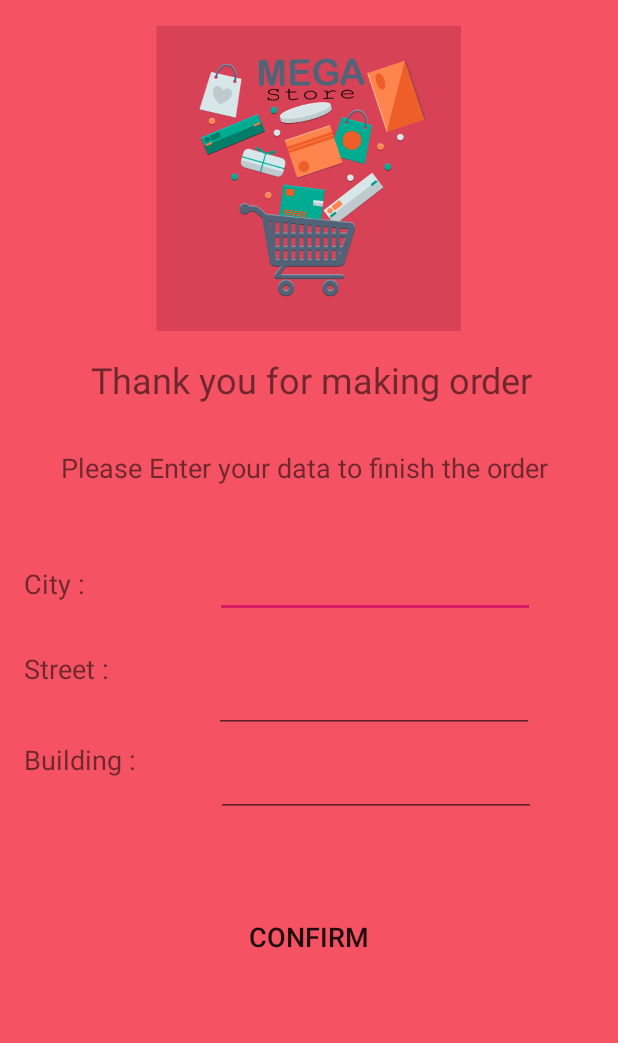
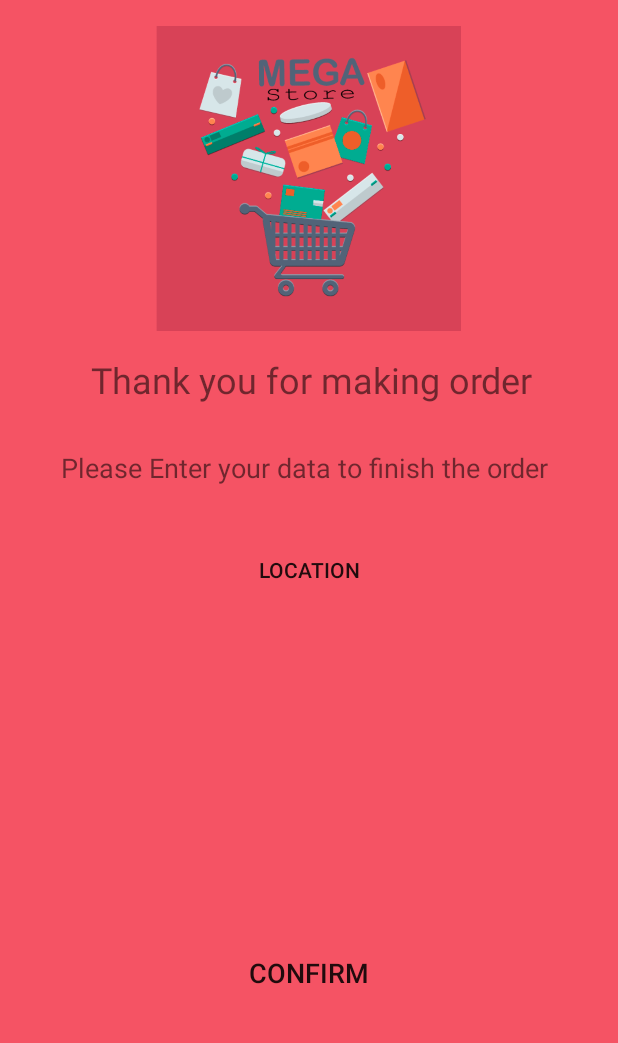
Before and after one commit to marawanFawzy/MyShoppingApp, an Android app: the MakeOrder screen opened directly, with no data from a screen before it, after a tap on "CONFIRM", on a phone screen of 412 x 824 dp, the part 179-1222 px from its top. Run offline under Robolectric (Android 15) with nearby library versions, the phone set to English and light mode, and no system bars; libraries missing offline, so code that uses them is left out: pub.devrel.easypermissions; 2 statements that could not run were skipped.

Commit message:
adding button to get user location

```diff
--- a/app/build.gradle
+++ b/app/build.gradle
@@ -4,7 +4,7 @@ android {
     compileSdkVersion 29
     defaultConfig {
         applicationId "com.example.myshoppingapp"
-        minSdkVersion 15
+        minSdkVersion 16
         targetSdkVersion 29
         versionCode 1
         versionName "1.0"
@@ -28,4 +28,8 @@ dependencies {
     testImplementation 'junit:junit:4.12'
     androidTestImplementation 'androidx.test.ext:junit:1.1.0'
     androidTestImplementation 'androidx.test.espresso:espresso-core:3.1.1'
+    implementation 'com.google.android.gms:play-services-location:21.0.1'
+    implementation 'com.github.BirjuVachhani:locus-android:4.1.0'
+    implementation 'pub.devrel:easypermissions:3.0.0'
+
 }
--- a/app/src/main/AndroidManifest.xml
+++ b/app/src/main/AndroidManifest.xml
@@ -2,6 +2,7 @@
 <manifest xmlns:android="http://schemas.android.com/apk/res/android"
     xmlns:tools="http://schemas.android.com/tools"
     package="com.example.myshoppingapp">
+    <uses-permission tools:node="remove" android:name="android.permission.ACCESS_BACKGROUND_LOCATION" />
     <uses-permission android:name="android.permission.INTERNET" />
     <application
         android:allowBackup="true"
--- a/app/src/main/java/com/example/myshoppingapp/MakeOrder.java
+++ b/app/src/main/java/com/example/myshoppingapp/MakeOrder.java
@@ -1,7 +1,11 @@
 package com.example.myshoppingapp;
 
 import androidx.appcompat.app.AppCompatActivity;
+import androidx.core.app.ActivityCompat;
 
+import android.Manifest;
+import android.content.pm.PackageManager;
+import android.location.Location;
 import android.os.Bundle;
 import android.content.Intent;
 import android.os.Bundle;
@@ -10,57 +14,86 @@ import android.widget.Button;
 import android.widget.EditText;
 import android.widget.Toast;
 
+
+import com.google.android.gms.location.FusedLocationProviderClient;
+import com.google.android.gms.location.LocationServices;
+
 import java.util.ArrayList;
 
+import pub.devrel.easypermissions.AfterPermissionGranted;
+import pub.devrel.easypermissions.EasyPermissions;
+
 public class MakeOrder extends AppCompatActivity {
+    public static final int LOCATION_REQUEST_CODE = 155;
     ArrayList<String> iDArray;
     ArrayList<String> quantityArray;
-    EditText city;
-    EditText street;
-    EditText building;
-    Button confirm;
+    Button confirm, location;
     Button cart;
     Button home;
     ShoppingDatabase sdb = new ShoppingDatabase(this);
+    private FusedLocationProviderClient fusedLocationClient;
+
+    @AfterPermissionGranted(LOCATION_REQUEST_CODE)
+    private boolean getLocationPermissions() {
+        String[] perms = {Manifest.permission.ACCESS_FINE_LOCATION};
+
+        if (EasyPermissions.hasPermissions(this, perms)) {
+            return true;
+        } else {
+            EasyPermissions.requestPermissions(
+                    this,
+                    "We need location permissions in order to the app to functional correctly",
+                    LOCATION_REQUEST_CODE,
+                    Manifest.permission.ACCESS_FINE_LOCATION);
+            return false;
+        }
+    }
 
     @Override
     protected void onCreate(Bundle savedInstanceState) {
         super.onCreate(savedInstanceState);
         setContentView(R.layout.activity_make_order);
+        getLocationPermissions();
         cart = (Button) findViewById(R.id.cartbutton);
         home = (Button) findViewById(R.id.homebutton);
         confirm = (Button) findViewById(R.id.confirm);
-        city = (EditText) findViewById(R.id.cityedittext);
-        street = (EditText) findViewById(R.id.streeteditText2);
-        building = (EditText) findViewById(R.id.buildingeditText3);
+        location = (Button) findViewById(R.id.location);
+        fusedLocationClient = LocationServices.getFusedLocationProviderClient(this);
 
         iDArray = new ArrayList<String>();
         iDArray = getIntent().getStringArrayListExtra("productsID");
         quantityArray = new ArrayList<String>();
         quantityArray = getIntent().getStringArrayListExtra("productsQuantity");
 
+        location.setOnClickListener(new View.OnClickListener() {
+            @Override
+            public void onClick(View v) {
+                if (ActivityCompat.checkSelfPermission(MakeOrder.this, Manifest.permission.ACCESS_FINE_LOCATION) != PackageManager.PERMISSION_GRANTED && ActivityCompat.checkSelfPermission(MakeOrder.this, Manifest.permission.ACCESS_COARSE_LOCATION) != PackageManager.PERMISSION_GRANTED) {
+                    // TODO: Consider calling
+                    //    ActivityCompat#requestPermissions
+                    // here to request the missing permissions, and then overriding
+                    //   public void onRequestPermissionsResult(int requestCode, String[] permissions,
+                    //                                          int[] grantResults)
+                    // to handle the case where the user grants the permission. See the documentation
+                    // for ActivityCompat#requestPermissions for more details.
+                    ActivityCompat.requestPermissions(MakeOrder.this, new String[]{Manifest.permission.ACCESS_FINE_LOCATION}, LOCATION_REQUEST_CODE);
+                    return;
+                }
+                fusedLocationClient.getLastLocation()
+                        .addOnSuccessListener(MakeOrder.this, location1 -> {
+                            if (location1 != null) {
+                                // Logic to handle location object
+                                // toast location
+                                Toast.makeText(MakeOrder.this, "Location: " + location1.getLatitude() + ", " + location1.getLongitude(), Toast.LENGTH_SHORT).show();
+                            }
+                        });
+            }
+        });
+
         confirm.setOnClickListener(new View.OnClickListener() {
             @Override
             public void onClick(View v) {
-                String c = city.getText().toString();
-                String s = street.getText().toString();
-                String b = building.getText().toString();
-                if (c.equals("")) {
-                    Toast.makeText(getApplicationContext(), "Please Enter Your City", Toast.LENGTH_SHORT).show();
-                } else if (s.equals("")) {
-                    Toast.makeText(getApplicationContext(), "Please Enter Your Street", Toast.LENGTH_SHORT).show();
-                } else if (b.equals("")) {
-                    Toast.makeText(getApplicationContext(), "Please Enter Your Building", Toast.LENGTH_SHORT).show();
-                } else {
-                    /*Intent i = new Intent(MakeOrder.this , OrderDetailsActivity.class);
-                    i.putExtra("productsID" , iDArray);
-                    i.putExtra("productsQuantity" , quantityArray);
-                    i.putExtra("address" , c+","+s+","+b);
-                    startActivity(i);*/
-                    //sdb.CreateNewOrder();
-                    //sdb.OrderDetails();
 
-                }
             }
         });
 
--- a/app/src/main/res/layout/activity_make_order.xml
+++ b/app/src/main/res/layout/activity_make_order.xml
@@ -45,100 +45,28 @@
         app:layout_constraintTop_toBottomOf="@+id/textView3"
         app:layout_constraintVertical_bias="0.073" />
 
-    <TextView
-        android:id="@+id/CitytextView5"
+    <Button
+        android:id="@+id/location"
         android:layout_width="wrap_content"
         android:layout_height="wrap_content"
-        android:text="City :"
-        android:textSize="18sp"
-        app:layout_constraintBottom_toBottomOf="parent"
+        android:layout_marginTop="32dp"
+        android:background="@android:color/transparent"
+        android:text="Location"
         app:layout_constraintEnd_toEndOf="parent"
-        app:layout_constraintHorizontal_bias="0.043"
         app:layout_constraintStart_toStartOf="parent"
-        app:layout_constraintTop_toBottomOf="@+id/textView4"
-        app:layout_constraintVertical_bias="0.148" />
-
-    <TextView
-        android:id="@+id/Street"
-        android:layout_width="wrap_content"
-        android:layout_height="wrap_content"
-        android:text="Street :"
-        android:textSize="18sp"
-        app:layout_constraintBottom_toBottomOf="parent"
-        app:layout_constraintEnd_toEndOf="parent"
-        app:layout_constraintHorizontal_bias="0.045"
-        app:layout_constraintStart_toStartOf="parent"
-        app:layout_constraintTop_toBottomOf="@+id/CitytextView5"
-        app:layout_constraintVertical_bias="0.115" />
-
-    <TextView
-        android:id="@+id/Building"
-        android:layout_width="wrap_content"
-        android:layout_height="wrap_content"
-        android:text="Building :"
-        android:textSize="18sp"
-        app:layout_constraintBottom_toBottomOf="parent"
-        app:layout_constraintEnd_toEndOf="parent"
-        app:layout_constraintHorizontal_bias="0.047"
-        app:layout_constraintStart_toStartOf="parent"
-        app:layout_constraintTop_toBottomOf="@+id/Street"
-        app:layout_constraintVertical_bias="0.162" />
-
-    <EditText
-        android:id="@+id/cityedittext"
-        android:layout_width="wrap_content"
-        android:layout_height="wrap_content"
-        android:layout_marginTop="36dp"
-        android:ems="10"
-        android:inputType="textPersonName"
-        android:minHeight="48dp"
-        app:layout_constraintBottom_toBottomOf="parent"
-        app:layout_constraintEnd_toEndOf="parent"
-        app:layout_constraintHorizontal_bias="0.609"
-        app:layout_constraintStart_toEndOf="@+id/CitytextView5"
-        app:layout_constraintTop_toBottomOf="@+id/textView4"
-        app:layout_constraintVertical_bias="0.014"
-        tools:ignore="SpeakableTextPresentCheck" />
-
-    <EditText
-        android:id="@+id/streeteditText2"
-        android:layout_width="wrap_content"
-        android:layout_height="wrap_content"
-        android:layout_marginBottom="216dp"
-        android:ems="10"
-        android:inputType="textPersonName"
-        android:minHeight="48dp"
-        app:layout_constraintBottom_toBottomOf="parent"
-        app:layout_constraintEnd_toEndOf="parent"
-        app:layout_constraintHorizontal_bias="0.558"
-        app:layout_constraintStart_toEndOf="@+id/Street"
-        tools:ignore="SpeakableTextPresentCheck" />
-
-    <EditText
-        android:id="@+id/buildingeditText3"
-        android:layout_width="wrap_content"
-        android:layout_height="wrap_content"
-        android:layout_marginBottom="160dp"
-        android:ems="10"
-        android:inputType="textPersonName"
-        android:minHeight="48dp"
-        app:layout_constraintBottom_toBottomOf="parent"
-        app:layout_constraintEnd_toEndOf="parent"
-        app:layout_constraintHorizontal_bias="0.495"
-        app:layout_constraintStart_toEndOf="@+id/Building"
-        tools:ignore="SpeakableTextPresentCheck" />
+        app:layout_constraintTop_toBottomOf="@id/textView4" />
 
     <Button
         android:id="@+id/confirm"
         android:layout_width="wrap_content"
         android:layout_height="wrap_content"
+        android:layout_marginBottom="32dp"
         android:background="@android:color/transparent"
         android:text="Confirm"
         android:textSize="18sp"
         app:layout_constraintBottom_toBottomOf="parent"
         app:layout_constraintEnd_toEndOf="parent"
-        app:layout_constraintStart_toStartOf="parent"
-        app:layout_constraintTop_toBottomOf="@+id/buildingeditText3" />
+        app:layout_constraintStart_toStartOf="parent" />
 
     <ImageView
         android:id="@+id/imageView9"
--- a/build.gradle
+++ b/build.gradle
@@ -18,7 +18,7 @@ allprojects {
     repositories {
         google()
         jcenter()
-
+        maven { url 'https://jitpack.io' } // add this line only
     }
 }
 
```
